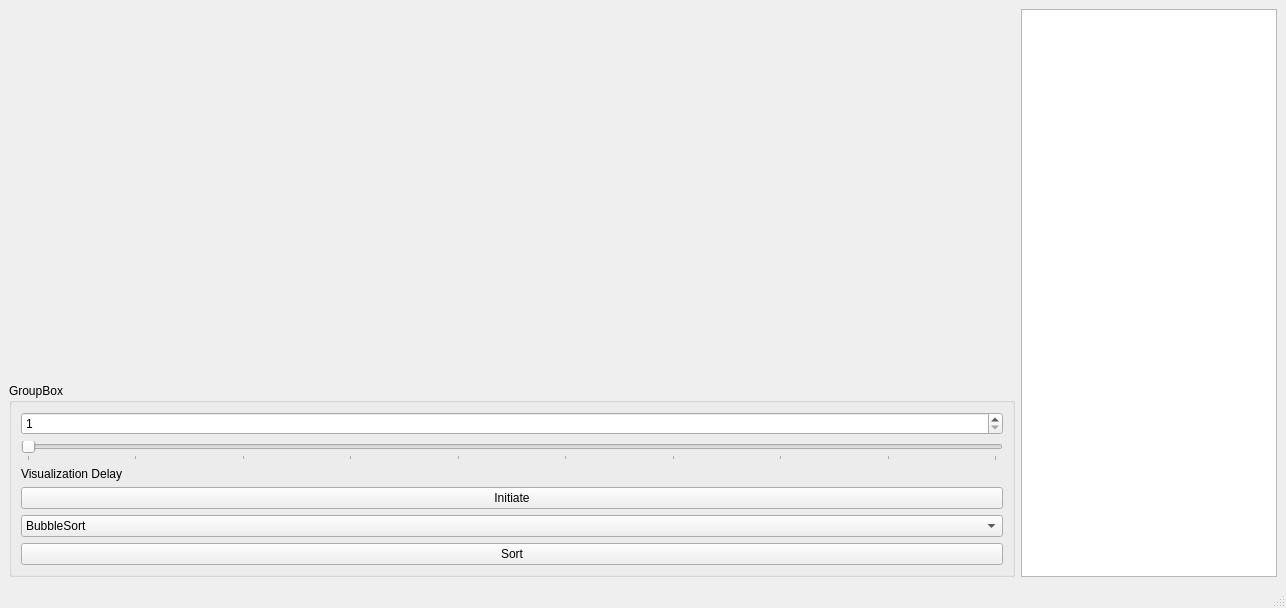
Old version of the form Sortings_Visualization/mainwindow.ui in the repository yegorgru/OOP_Lab2_4_Semester.
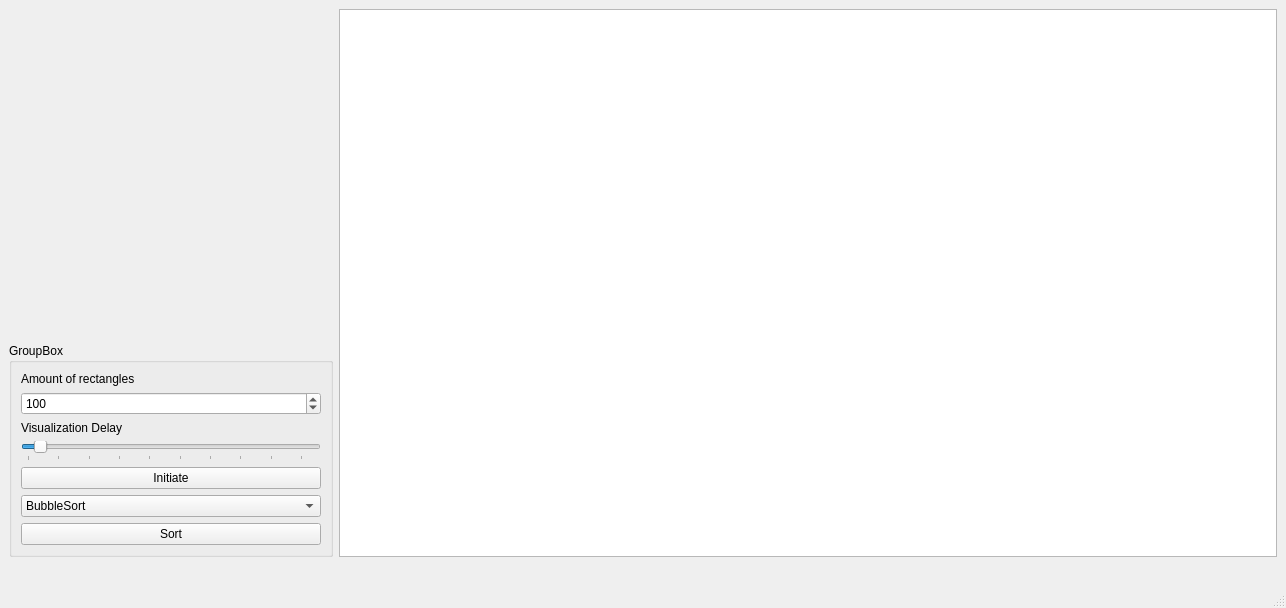
New version of the form.

Diff of the .ui file:
```diff
--- a/Sortings_Visualization/mainwindow.ui
+++ b/Sortings_Visualization/mainwindow.ui
@@ -15,6 +15,19 @@
   </property>
   <widget class="QWidget" name="centralwidget">
    <layout class="QGridLayout" name="gridLayout">
+    <item row="3" column="2">
+     <spacer name="horizontalSpacer_2">
+      <property name="orientation">
+       <enum>Qt::Horizontal</enum>
+      </property>
+      <property name="sizeHint" stdset="0">
+       <size>
+        <width>40</width>
+        <height>20</height>
+       </size>
+      </property>
+     </spacer>
+    </item>
     <item row="2" column="0">
      <widget class="QGroupBox" name="groupBox">
       <property name="minimumSize">
@@ -33,6 +46,13 @@
        <string>GroupBox</string>
       </property>
       <layout class="QVBoxLayout" name="verticalLayout">
+       <item>
+        <widget class="QLabel" name="label_3">
+         <property name="text">
+          <string>Amount of rectangles</string>
+         </property>
+        </widget>
+       </item>
        <item>
         <widget class="QSpinBox" name="spinBox">
          <property name="maximumSize">
@@ -45,7 +65,23 @@
           <number>1</number>
          </property>
          <property name="maximum">
-          <number>10</number>
+          <number>1000</number>
+         </property>
+         <property name="value">
+          <number>100</number>
+         </property>
+        </widget>
+       </item>
+       <item>
+        <widget class="QLabel" name="label">
+         <property name="maximumSize">
+          <size>
+           <width>110</width>
+           <height>30</height>
+          </size>
+         </property>
+         <property name="text">
+          <string>Visualization Delay</string>
          </property>
         </widget>
        </item>
@@ -64,7 +100,7 @@
           </size>
          </property>
          <property name="minimum">
-          <number>100</number>
+          <number>60</number>
          </property>
          <property name="maximum">
           <number>1000</number>
@@ -73,6 +109,9 @@
           <number>100</number>
          </property>
          <property name="pageStep">
+          <number>10</number>
+         </property>
+         <property name="value">
           <number>100</number>
          </property>
          <property name="orientation">
@@ -86,19 +125,6 @@
          </property>
         </widget>
        </item>
-       <item>
-        <widget class="QLabel" name="label">
-         <property name="maximumSize">
-          <size>
-           <width>110</width>
-           <height>30</height>
-          </size>
-         </property>
-         <property name="text">
-          <string>Visualization Delay</string>
-         </property>
-        </widget>
-       </item>
        <item>
         <widget class="QPushButton" name="InitiateButton">
          <property name="maximumSize">
@@ -164,7 +190,46 @@
       </layout>
      </widget>
     </item>
-    <item row="0" column="2" rowspan="3" colspan="2">
+    <item row="3" column="3">
+     <spacer name="horizontalSpacer">
+      <property name="orientation">
+       <enum>Qt::Horizontal</enum>
+      </property>
+      <property name="sizeHint" stdset="0">
+       <size>
+        <width>40</width>
+        <height>20</height>
+       </size>
+      </property>
+     </spacer>
+    </item>
+    <item row="1" column="0">
+     <spacer name="verticalSpacer">
+      <property name="orientation">
+       <enum>Qt::Vertical</enum>
+      </property>
+      <property name="sizeHint" stdset="0">
+       <size>
+        <width>20</width>
+        <height>40</height>
+       </size>
+      </property>
+     </spacer>
+    </item>
+    <item row="3" column="1">
+     <spacer name="horizontalSpacer_3">
+      <property name="orientation">
+       <enum>Qt::Horizontal</enum>
+      </property>
+      <property name="sizeHint" stdset="0">
+       <size>
+        <width>40</width>
+        <height>20</height>
+       </size>
+      </property>
+     </spacer>
+    </item>
+    <item row="0" column="1" rowspan="3" colspan="4">
      <widget class="QGraphicsView" name="graphicsView"/>
     </item>
    </layout>
```
Left out of the diff: 2 changed lines with no effect on the pictures.
